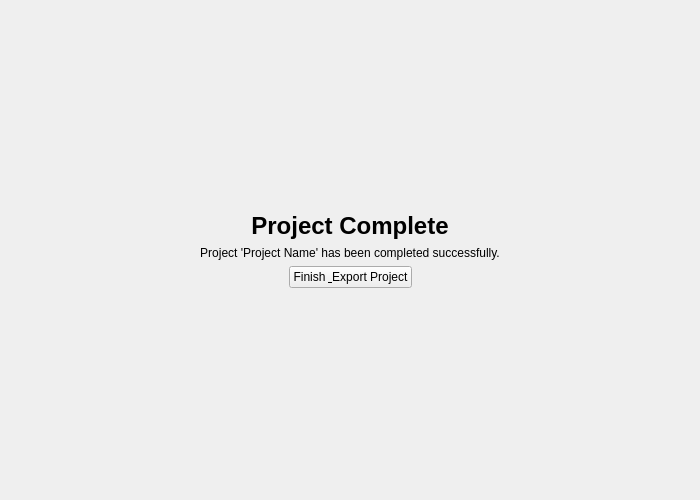
Before: the Qt Designer form gui/project_complete_page.ui in mariolewis/asdf_factory, drawn with Qt 5.
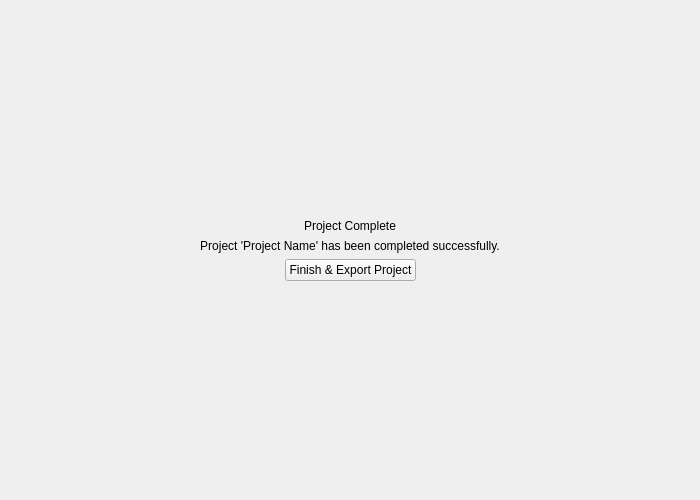
After: the same form once the commit is applied.

```diff
--- a/gui/project_complete_page.ui
+++ b/gui/project_complete_page.ui
@@ -32,9 +32,6 @@
      <property name="text">
       <string>Project Complete</string>
      </property>
-     <property name="styleSheet">
-      <string notr="true">font-size: 18pt; font-weight: bold;</string>
-     </property>
      <property name="alignment">
       <set>Qt::AlignCenter</set>
      </property>
@@ -68,7 +65,7 @@
      <item>
       <widget class="QPushButton" name="exportButton">
        <property name="text">
-        <string>Finish &amp; Export Project</string>
+        <string>Finish &amp;&amp; Export Project</string>
        </property>
       </widget>
      </item>
```
